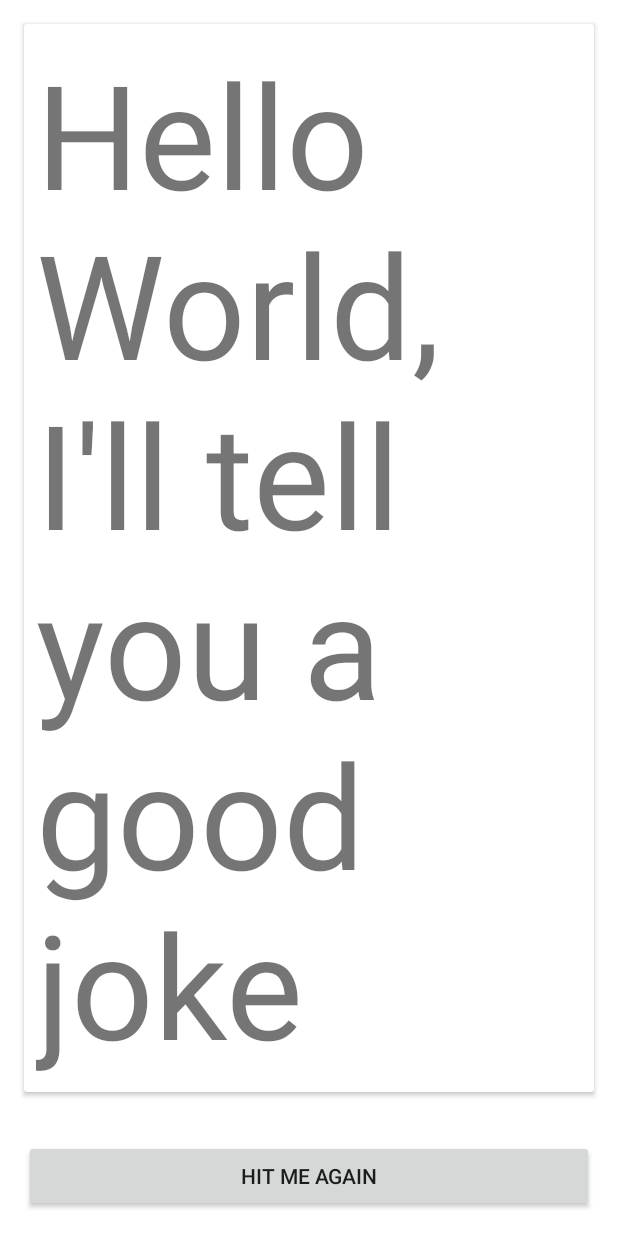
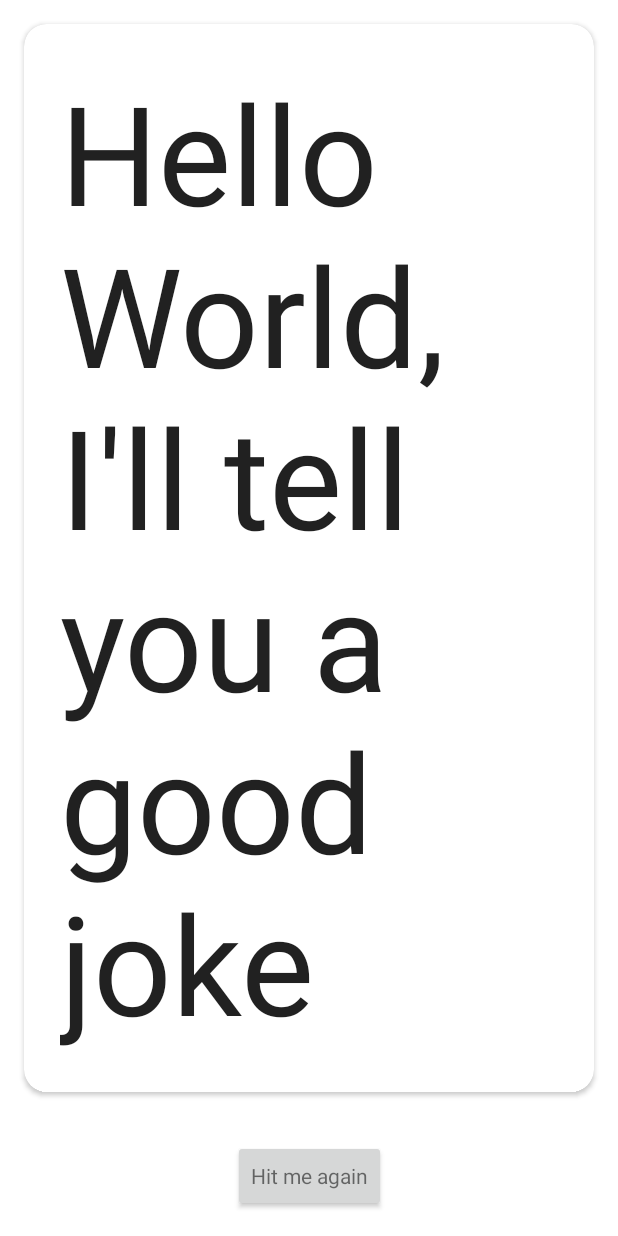
Before and after one commit to christianfrank84/clean-chuck-jokes, an Android app: the layout fragment_joke.xml on its own in the app's theme, with its tools: preview values and no code run, on a phone screen of 412 x 824 dp. Run offline under Robolectric (Android 15) with nearby library versions, the phone set to English and light mode, and no system bars.

Commit message:
shows joke in app

```diff
--- a/app/src/main/java/at/frank/chuckjokes/application/JokeFragment.kt
+++ b/app/src/main/java/at/frank/chuckjokes/application/JokeFragment.kt
@@ -44,6 +44,8 @@ class JokeFragment : Fragment() {
                     is JokeViewState.Error -> showError(view, state.message)
                 }
             })
+
+            view.newJokeButton.setOnClickListener { viewModel.loadRandomJoke() }
         }
 
         return view.root
@@ -62,7 +64,9 @@ class JokeFragment : Fragment() {
     }
 
     override fun onViewCreated(view: View, savedInstanceState: Bundle?) {
-        viewModel.loadRandomJoke()
+        viewModel.loadInitialJoke()
+
+
         super.onViewCreated(view, savedInstanceState)
     }
 }
--- a/app/src/main/res/layout/fragment_joke.xml
+++ b/app/src/main/res/layout/fragment_joke.xml
@@ -4,7 +4,8 @@
 
     <androidx.constraintlayout.widget.ConstraintLayout xmlns:android="http://schemas.android.com/apk/res/android"
         android:layout_width="match_parent"
-        android:layout_height="match_parent">
+        android:layout_height="match_parent"
+        >
 
         <androidx.cardview.widget.CardView
             android:id="@+id/jokeCard"
@@ -14,28 +15,33 @@
             app:layout_constraintBottom_toTopOf="@id/newJokeButton"
             app:layout_constraintEnd_toEndOf="parent"
             app:layout_constraintStart_toStartOf="parent"
-            app:layout_constraintTop_toTopOf="parent">
+            app:layout_constraintTop_toTopOf="parent"
+            app:cardCornerRadius="15dp"
+            style="@style/JokeCard">
 
             <androidx.appcompat.widget.AppCompatTextView
                 android:id="@+id/jokeText"
                 android:layout_width="match_parent"
                 android:layout_height="match_parent"
-                android:layout_margin="8dp"
+                android:layout_margin="24dp"
                 app:autoSizeTextType="uniform"
+                style="@style/Theme.ChuckJokes"
                 tools:text="Hello World, I'll tell you a good joke" />
 
         </androidx.cardview.widget.CardView>
 
         <androidx.appcompat.widget.AppCompatButton
             android:id="@+id/newJokeButton"
-            android:layout_width="0dp"
+            android:layout_width="wrap_content"
             android:layout_height="wrap_content"
             android:layout_margin="16dp"
             android:text="@string/hit_me_again"
             app:layout_constraintBottom_toBottomOf="parent"
             app:layout_constraintEnd_toEndOf="parent"
             app:layout_constraintStart_toStartOf="parent"
-            app:layout_constraintTop_toBottomOf="@id/jokeCard" />
+            app:layout_constraintTop_toBottomOf="@id/jokeCard"
+            style="@style/Widget.MaterialComponents.TextView"
+            />
 
 
     </androidx.constraintlayout.widget.ConstraintLayout>
--- a/app/src/main/res/values-night/themes.xml
+++ b/app/src/main/res/values-night/themes.xml
@@ -13,4 +13,12 @@
         <item name="android:statusBarColor" tools:targetApi="l">?attr/colorPrimaryVariant</item>
         <!-- Customize your theme here. -->
     </style>
+
+    <style name="JokeCard" parent="Base.CardView">
+        <item name="backgroundColor">@color/white</item>
+    </style>
+
+    <style name="JokeCardText" parent="Widget.AppCompat.TextView">
+        <item name="android:textColor">@color/white</item>
+    </style>
 </resources>
--- a/app/src/main/res/values/themes.xml
+++ b/app/src/main/res/values/themes.xml
@@ -13,4 +13,12 @@
         <item name="android:statusBarColor" tools:targetApi="l">?attr/colorPrimaryVariant</item>
         <!-- Customize your theme here. -->
     </style>
+
+    <style name="JokeCard" parent="Base.CardView">
+        <item name="backgroundColor">@color/teal_200</item>
+    </style>
+
+    <style name="JokeCardText" parent="Widget.AppCompat.TextView">
+        <item name="android:textColor">@color/black</item>
+    </style>
 </resources>
```
Also changed, not shown: app/src/main/java/at/frank/chuckjokes/JokeApp.kt (+7 -0 lines), app/src/main/java/at/frank/chuckjokes/presentation/JokeViewModel.kt (+15 -4 lines).
